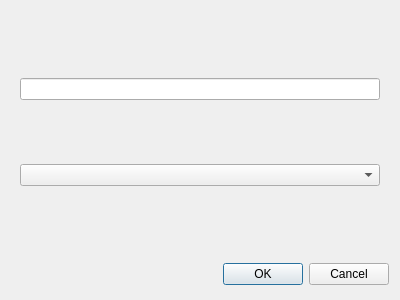
Before: the Qt Designer form ui/column.ui in Epono/qastle, drawn with Qt 5.
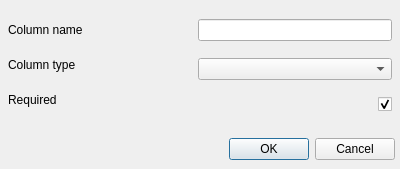
After: the same form once the commit is applied.

The edit to the form file:
```diff
--- a/ui/column.ui
+++ b/ui/column.ui
@@ -7,13 +7,28 @@
     <x>0</x>
     <y>0</y>
     <width>400</width>
-    <height>300</height>
+    <height>169</height>
    </rect>
   </property>
   <property name="windowTitle">
    <string>Dialog</string>
   </property>
   <layout class="QGridLayout" name="gridLayout">
+   <property name="leftMargin">
+    <number>5</number>
+   </property>
+   <property name="topMargin">
+    <number>5</number>
+   </property>
+   <property name="rightMargin">
+    <number>5</number>
+   </property>
+   <property name="bottomMargin">
+    <number>5</number>
+   </property>
+   <property name="horizontalSpacing">
+    <number>6</number>
+   </property>
    <item row="2" column="0">
     <widget class="QDialogButtonBox" name="buttonBox">
      <property name="sizePolicy">
@@ -44,12 +59,146 @@
        <verstretch>0</verstretch>
       </sizepolicy>
      </property>
-     <layout class="QGridLayout" name="gridLayout_3">
-      <item row="1" column="0">
-       <widget class="QLineEdit" name="lineEdit"/>
+     <layout class="QHBoxLayout" name="horizontalLayout">
+      <property name="spacing">
+       <number>0</number>
+      </property>
+      <property name="leftMargin">
+       <number>0</number>
+      </property>
+      <property name="topMargin">
+       <number>0</number>
+      </property>
+      <property name="rightMargin">
+       <number>0</number>
+      </property>
+      <property name="bottomMargin">
+       <number>0</number>
+      </property>
+      <item>
+       <widget class="QWidget" name="widget_2" native="true">
+        <property name="sizePolicy">
+         <sizepolicy hsizetype="Minimum" vsizetype="Preferred">
+          <horstretch>0</horstretch>
+          <verstretch>0</verstretch>
+         </sizepolicy>
+        </property>
+        <property name="minimumSize">
+         <size>
+          <width>50</width>
+          <height>0</height>
+         </size>
+        </property>
+        <layout class="QVBoxLayout" name="verticalLayout">
+         <property name="leftMargin">
+          <number>3</number>
+         </property>
+         <property name="topMargin">
+          <number>3</number>
+         </property>
+         <property name="rightMargin">
+          <number>3</number>
+         </property>
+         <property name="bottomMargin">
+          <number>3</number>
+         </property>
+         <item>
+          <widget class="QLabel" name="label">
+           <property name="sizePolicy">
+            <sizepolicy hsizetype="Preferred" vsizetype="Maximum">
+             <horstretch>0</horstretch>
+             <verstretch>0</verstretch>
+            </sizepolicy>
+           </property>
+           <property name="text">
+            <string>Column name</string>
+           </property>
+          </widget>
+         </item>
+         <item>
+          <widget class="QLabel" name="label_2">
+           <property name="sizePolicy">
+            <sizepolicy hsizetype="Preferred" vsizetype="Maximum">
+             <horstretch>0</horstretch>
+             <verstretch>0</verstretch>
+            </sizepolicy>
+           </property>
+           <property name="text">
+            <string>Column type</string>
+           </property>
+          </widget>
+         </item>
+         <item>
+          <widget class="QLabel" name="label_4">
+           <property name="sizePolicy">
+            <sizepolicy hsizetype="Preferred" vsizetype="Maximum">
+             <horstretch>0</horstretch>
+             <verstretch>0</verstretch>
+            </sizepolicy>
+           </property>
+           <property name="text">
+            <string>Required</string>
+           </property>
+          </widget>
+         </item>
+        </layout>
+       </widget>
       </item>
-      <item row="2" column="0">
-       <widget class="QComboBox" name="comboBox"/>
+      <item>
+       <widget class="QWidget" name="widget_3" native="true">
+        <property name="maximumSize">
+         <size>
+          <width>200</width>
+          <height>16777215</height>
+         </size>
+        </property>
+        <layout class="QVBoxLayout" name="verticalLayout_2">
+         <property name="leftMargin">
+          <number>3</number>
+         </property>
+         <property name="topMargin">
+          <number>3</number>
+         </property>
+         <property name="rightMargin">
+          <number>3</number>
+         </property>
+         <property name="bottomMargin">
+          <number>3</number>
+         </property>
+         <item>
+          <widget class="QLineEdit" name="lineEdit">
+           <property name="clearButtonEnabled">
+            <bool>false</bool>
+           </property>
+          </widget>
+         </item>
+         <item>
+          <widget class="QComboBox" name="comboBox"/>
+         </item>
+         <item>
+          <widget class="QCheckBox" name="checkBox">
+           <property name="maximumSize">
+            <size>
+             <width>16777215</width>
+             <height>16777215</height>
+            </size>
+           </property>
+           <property name="layoutDirection">
+            <enum>Qt::RightToLeft</enum>
+           </property>
+           <property name="text">
+            <string/>
+           </property>
+           <property name="checked">
+            <bool>true</bool>
+           </property>
+           <property name="tristate">
+            <bool>false</bool>
+           </property>
+          </widget>
+         </item>
+        </layout>
+       </widget>
       </item>
      </layout>
     </widget>
```
